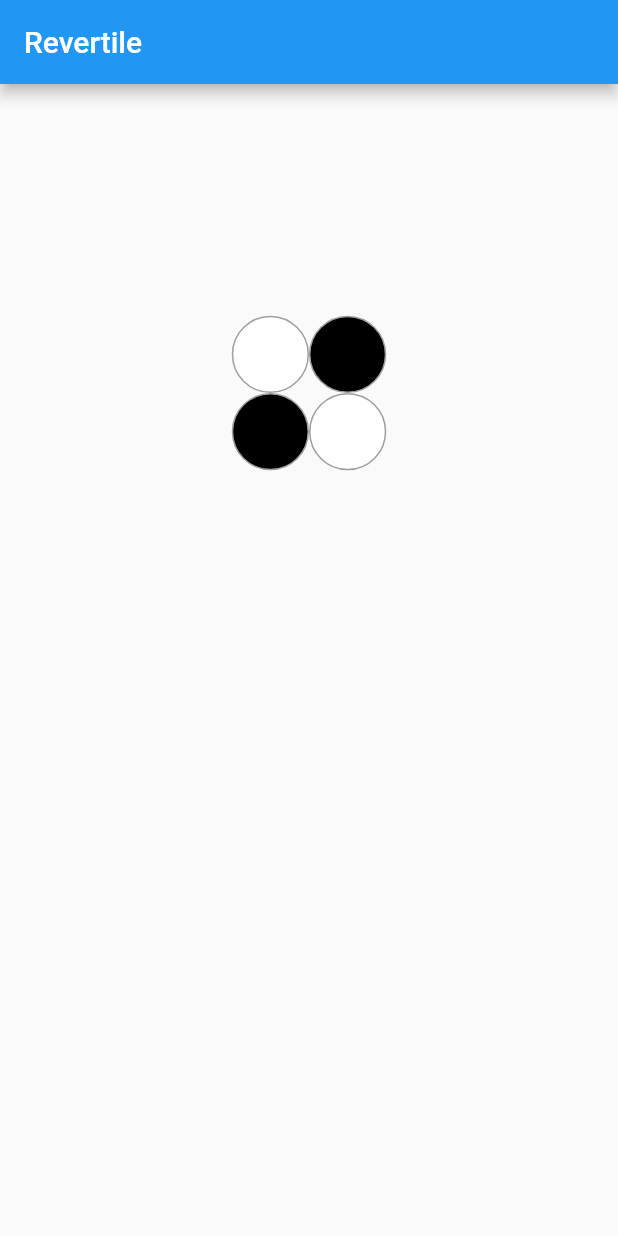
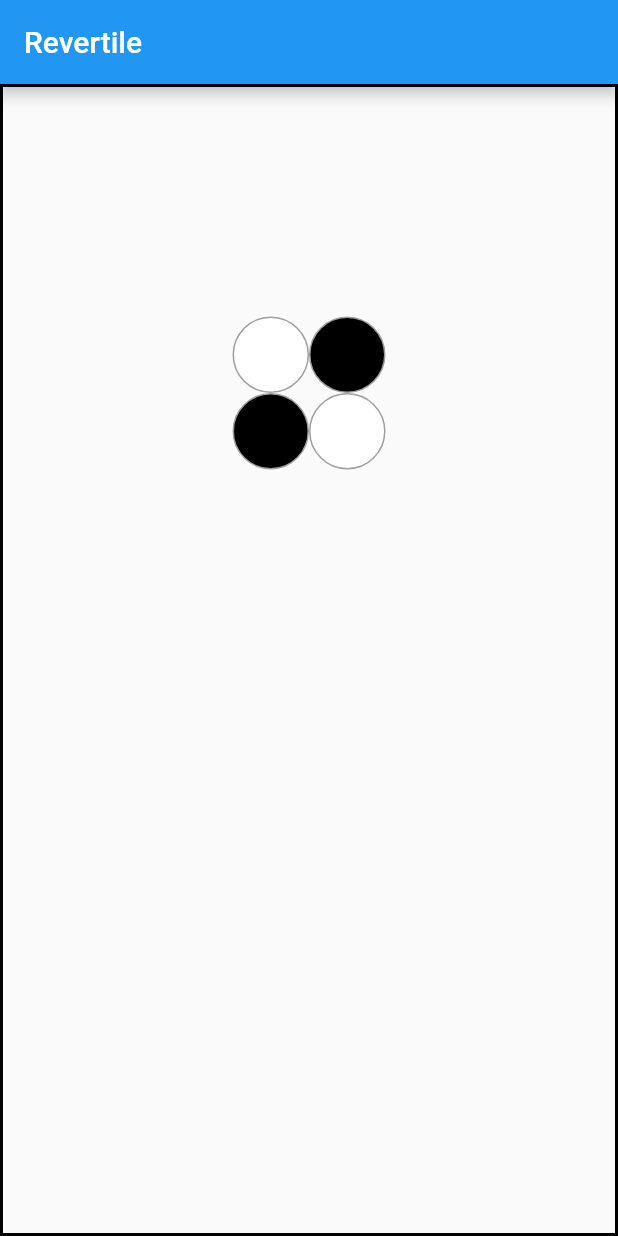
Before and after one commit to reiya0104/revertile, a Flutter app: the screen it shows after launch, on a phone screen of 412 x 824 dp. Run offline on Flutter 3.47's test engine with Material 2 defaults, Android fonts, the phone set to English and light mode, and no system bars.

Commit message:
feat: add BoxDecoration component
add BoxDecoration to visually check the board's outer border

```diff
--- a/lib/board.dart
+++ b/lib/board.dart
@@ -15,23 +15,31 @@ class Board extends StatelessWidget {
     final List<int> whitePieceIndexes = [27, 36];
     final List<int> blackPieceIndexes = [28, 35];
 
-    return GridView.count(
+    return Container(
+      decoration: BoxDecoration(
+        border: Border.all(
+          color: Colors.black,
+          width: 2,
+        ),
+      ),
+      child: GridView.count(
         crossAxisCount: 8,
         children: List.generate(64, (index) {
           if (whitePieceIndexes.contains(index)) {
             return Piece(
               color: PieceColor.white,
-            size: pieceSize, // ピースのサイズを渡す
+              size: pieceSize,
             );
           } else if (blackPieceIndexes.contains(index)) {
             return Piece(
               color: PieceColor.black,
-            size: pieceSize, // ピースのサイズを渡す
+              size: pieceSize,
             );
           } else {
             return Container();
           }
         }),
+      ),
     );
   }
 }
```
Lines whose indentation alone changed are shown as unchanged.
